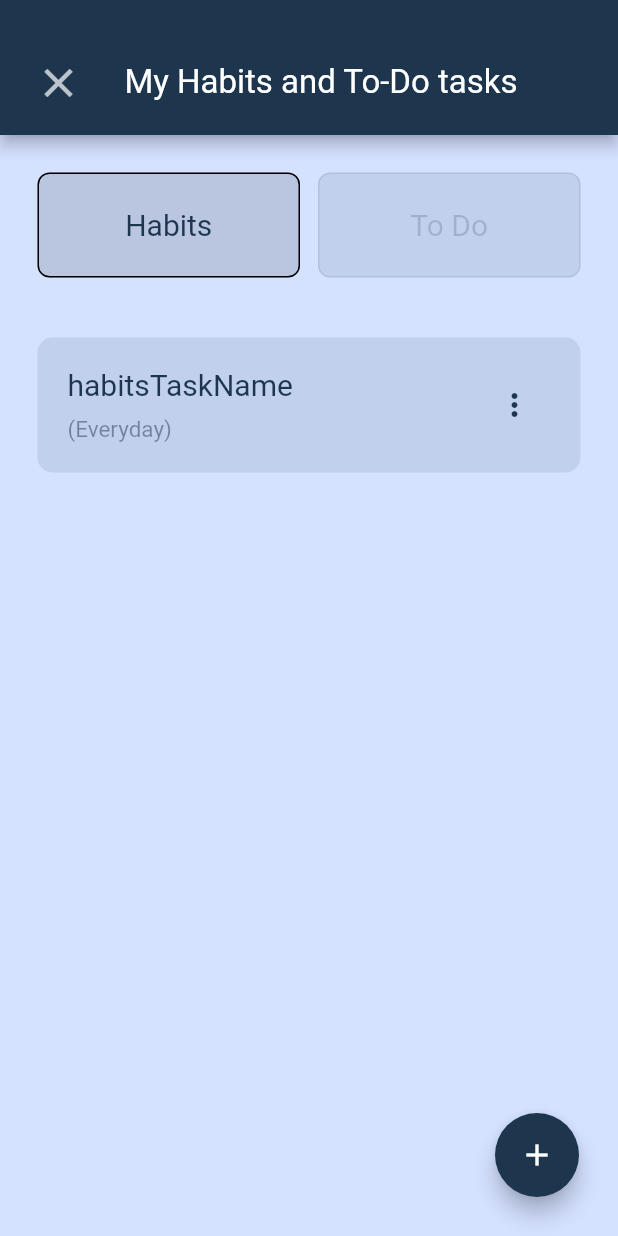
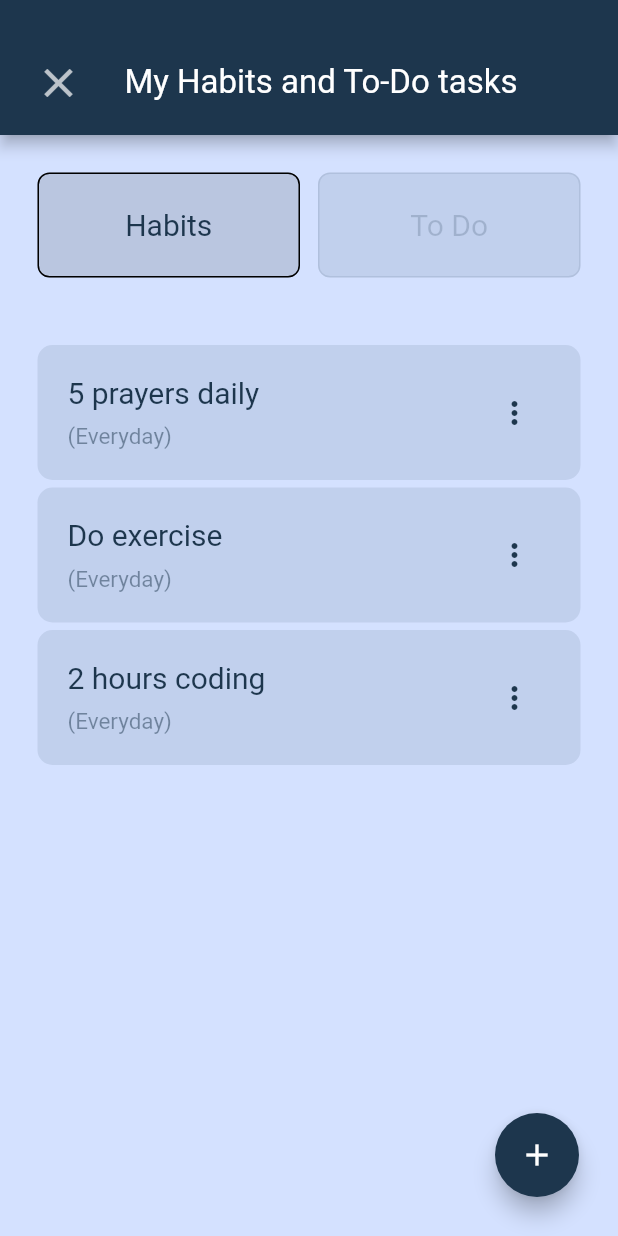
Before and after one commit to Alpha-Ronald/task_tracker-app, a Flutter app: the EditTasksPage screen opened directly, on a phone screen of 412 x 824 dp. Run offline on Flutter 3.47's test engine with Material 2 defaults, Android fonts, the phone set to English and light mode, and no system bars.

Commit message:
editig task trial

```diff
--- a/lib/Edit Tasks/edit_tasks_page.dart
+++ b/lib/Edit Tasks/edit_tasks_page.dart
@@ -49,7 +49,7 @@ class EditTasksPageState extends State<EditTasksPage> {
                 CustomTaskList()
               else
                 CompulsoryTaskList(),*/
-              const HabitsTileEdits(),
+              const HabitsListBuilder2(),
             ],
           ),
         ),
--- a/lib/Edit Tasks/settigs_tasks_tiles.dart
+++ b/lib/Edit Tasks/settigs_tasks_tiles.dart
@@ -1,13 +1,27 @@
 import 'package:flutter/material.dart';
+import 'package:provider/provider.dart';
 
 import '../Create New Habit/create_new_habit_page.dart';
+import '../State Management/provider_sm.dart';
 
-class HabitsTileEdits extends StatelessWidget {
-  const HabitsTileEdits({super.key});
+class HabitsTileEdits extends StatefulWidget {
+  const HabitsTileEdits({
+    super.key,
+    required this.habitsTask,
+  });
+
+  final Task habitsTask;
 
   @override
+  State<HabitsTileEdits> createState() => _HabitsTileEditsState();
+}
+
+class _HabitsTileEditsState extends State<HabitsTileEdits> {
+  @override
   Widget build(BuildContext context) {
-    return Container(
+    return Padding(
+      padding: const EdgeInsets.fromLTRB(0, 5, 0, 0),
+      child: Container(
           height: 90,
           width: double.maxFinite,
           padding: const EdgeInsets.all(20),
@@ -21,7 +35,7 @@ class HabitsTileEdits extends StatelessWidget {
               crossAxisAlignment: CrossAxisAlignment.start,
               children: [
                 Text(
-                'habitsTaskName',
+                  widget.habitsTask.name,
                   style: Theme.of(context)
                       .textTheme
                       .displaySmall
@@ -36,13 +50,16 @@ class HabitsTileEdits extends StatelessWidget {
               ],
             ),
             //IconButton(onPressed: () {}, icon: Icon(more))
-          const PopUpOptions()
-        ]));
+            PopUpOptions(task: widget.habitsTask)
+          ])),
+    );
   }
 }
 
 class PopUpOptions extends StatelessWidget {
-  const PopUpOptions({super.key});
+  const PopUpOptions({super.key, required this.task});
+
+  final Task task;
 
   @override
   Widget build(BuildContext context) {
@@ -104,9 +121,8 @@ class PopUpOptions extends StatelessWidget {
           Navigator.push(
               context,
               MaterialPageRoute(
-                  builder: (context) => const CreateNewHabitPage(
-                        buttonTitle: 'Edit Habit',
-                      )));
+                  builder: (context) => CreateNewHabitPage(
+                      buttonTitle: 'Edit Habit', task: task)));
         } else if (value == 'delete') {
           // Handle delete action
         }
@@ -120,3 +136,28 @@ class PopUpOptions extends StatelessWidget {
     );
   }
 }
+
+class HabitsListBuilder2 extends StatefulWidget {
+  const HabitsListBuilder2({super.key});
+
+  @override
+  State<HabitsListBuilder2> createState() => HabitsListBuilder2State();
+}
+
+class HabitsListBuilder2State extends State<HabitsListBuilder2> {
+  @override
+  Widget build(BuildContext context) {
+    var taskModel = Provider.of<TaskModel>(context);
+    return ListView.builder(
+      //physics: const NeverScrollableScrollPhysics(),
+      shrinkWrap: true,
+      itemCount: taskModel.habitsList.length,
+      itemBuilder: (context, index) {
+        final taskModel = Provider.of<TaskModel>(context, listen: false);
+        return HabitsTileEdits(
+          habitsTask: taskModel.habitsList[index],
+        );
+      },
+    );
+  }
+}
--- a/lib/Home Page/home_page.dart
+++ b/lib/Home Page/home_page.dart
@@ -36,7 +36,7 @@ class HomePageBodyState extends State<HomePageBody> {
         Column(
           children: [
             HabitsWidget(),
-            HabitsListBuilder(),
+            HabitsListBuilder1(),
           ],
         ),
         SizedBox(
--- a/lib/State Management/provider_sm.dart
+++ b/lib/State Management/provider_sm.dart
@@ -23,11 +23,16 @@ class TaskModel extends ChangeNotifier {
     task.completed = value ?? false;
     notifyListeners();
   }
+
+  void updateTaskName(Task task, String newName) {
+    task.name = newName;
+    notifyListeners();
+  }
 }
 
 class Task {
   Task({required this.name, this.completed = false});
 
-  final String name;
+  late final String name;
   bool completed;
 }
```
Also changed, not shown: lib/Create New Habit/create_new_habit_page.dart (+45 -16 lines), lib/Home Page/List Views/listviewbuilders.dart (+4 -6 lines). Lines whose indentation alone changed are shown as unchanged.
